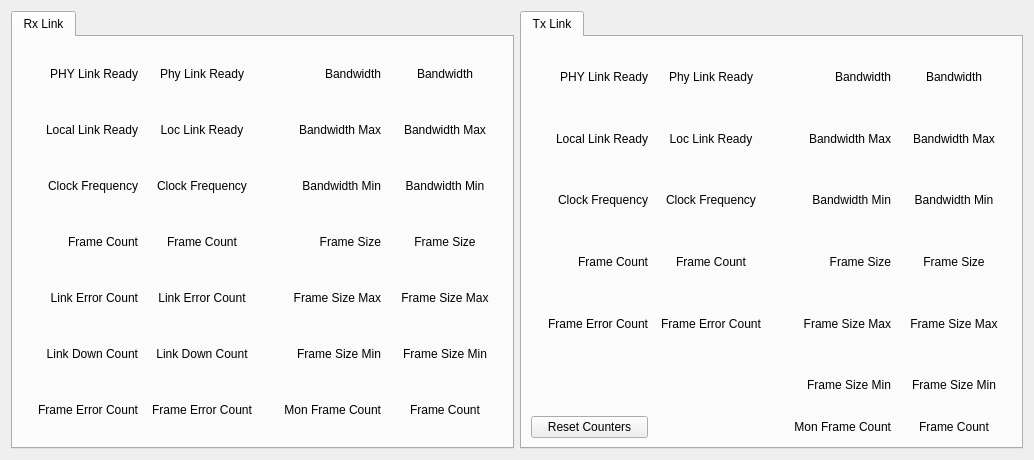
First picture: the form in mps_pgp_status.ui, repository ad-build-test/pydm-mps, before the edit.
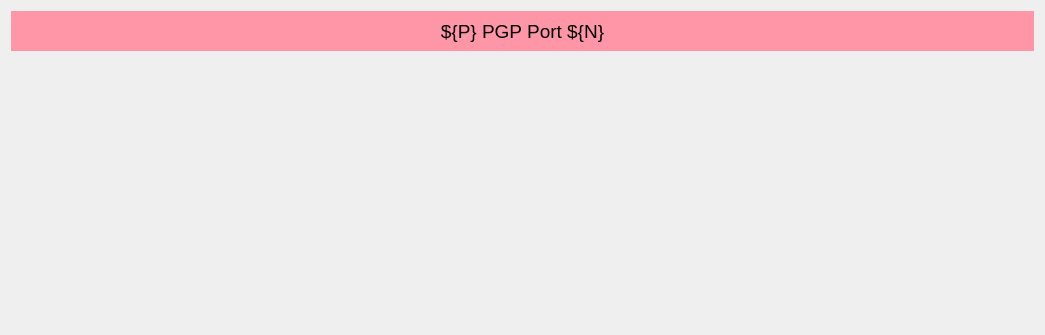
Second picture: the form after the edit. Custom widgets are drawn as their Qt base class.

Patch:
```diff
--- a/mps_pgp_status.ui
+++ b/mps_pgp_status.ui
@@ -6,983 +6,116 @@
    <rect>
     <x>0</x>
     <y>0</y>
-    <width>1034</width>
-    <height>460</height>
+    <width>1045</width>
+    <height>335</height>
    </rect>
   </property>
   <property name="windowTitle">
    <string>Form</string>
   </property>
-  <layout class="QHBoxLayout" name="horizontalLayout_2">
+  <layout class="QVBoxLayout" name="verticalLayout_2">
    <item>
-    <layout class="QHBoxLayout" name="horizontalLayout">
+    <layout class="QVBoxLayout" name="verticalLayout">
      <item>
-      <widget class="QTabWidget" name="tabWidget">
-       <property name="currentIndex">
-        <number>0</number>
+      <widget class="QLabel" name="label_3">
+       <property name="minimumSize">
+        <size>
+         <width>0</width>
+         <height>40</height>
+        </size>
        </property>
-       <widget class="QWidget" name="rx">
-        <attribute name="title">
-         <string>Rx Link</string>
-        </attribute>
-        <layout class="QGridLayout" name="gridLayout_2">
-         <item row="0" column="0">
-          <layout class="QGridLayout" name="gridLayout">
-           <property name="verticalSpacing">
-            <number>0</number>
-           </property>
-           <item row="2" column="1">
-            <widget class="PyDMLabel" name="PyDMLabel_3">
-             <property name="toolTip">
-              <string/>
-             </property>
-             <property name="styleSheet">
-              <string notr="true"/>
-             </property>
-             <property name="text">
-              <string>Clock Frequency</string>
-             </property>
-             <property name="alignment">
-              <set>Qt::AlignCenter</set>
-             </property>
-             <property name="showUnits" stdset="0">
-              <bool>true</bool>
-             </property>
-             <property name="alarmSensitiveContent" stdset="0">
-              <bool>true</bool>
-             </property>
-             <property name="channel" stdset="0">
-              <string>ca://${P}:PGP_RX_CLK_${N}</string>
-             </property>
-            </widget>
-           </item>
-           <item row="2" column="0">
-            <widget class="QLabel" name="label_5">
-             <property name="text">
-              <string>Clock Frequency</string>
-             </property>
-             <property name="alignment">
-              <set>Qt::AlignRight|Qt::AlignTrailing|Qt::AlignVCenter</set>
-             </property>
-            </widget>
-           </item>
-           <item row="1" column="1">
-            <widget class="PyDMLabel" name="PyDMLabel_2">
-             <property name="toolTip">
-              <string/>
-             </property>
-             <property name="styleSheet">
-              <string notr="true"/>
-             </property>
-             <property name="text">
-              <string>Loc Link Ready</string>
-             </property>
-             <property name="alignment">
-              <set>Qt::AlignCenter</set>
-             </property>
-             <property name="alarmSensitiveContent" stdset="0">
-              <bool>true</bool>
-             </property>
-             <property name="channel" stdset="0">
-              <string>ca://${P}:PGP_RX_LOC_RDY_${N}</string>
-             </property>
-            </widget>
-           </item>
-           <item row="4" column="1">
-            <widget class="PyDMLabel" name="PyDMLabel_5">
-             <property name="toolTip">
-              <string/>
-             </property>
-             <property name="styleSheet">
-              <string notr="true"/>
-             </property>
-             <property name="text">
-              <string>Link Error Count</string>
-             </property>
-             <property name="alignment">
-              <set>Qt::AlignCenter</set>
-             </property>
-             <property name="alarmSensitiveContent" stdset="0">
-              <bool>true</bool>
-             </property>
-             <property name="channel" stdset="0">
-              <string>ca://${P}:PGP_RX_LINK_ERR_CNT_${N}</string>
-             </property>
-            </widget>
-           </item>
-           <item row="4" column="0">
-            <widget class="QLabel" name="label_7">
-             <property name="text">
-              <string>Link Error Count</string>
-             </property>
-             <property name="alignment">
-              <set>Qt::AlignRight|Qt::AlignTrailing|Qt::AlignVCenter</set>
-             </property>
-            </widget>
-           </item>
-           <item row="1" column="2">
-            <widget class="QLabel" name="label_11">
-             <property name="text">
-              <string>Bandwidth Max</string>
-             </property>
-             <property name="alignment">
-              <set>Qt::AlignRight|Qt::AlignTrailing|Qt::AlignVCenter</set>
-             </property>
-            </widget>
-           </item>
-           <item row="3" column="1">
-            <widget class="PyDMLabel" name="PyDMLabel_4">
-             <property name="toolTip">
-              <string/>
-             </property>
-             <property name="styleSheet">
-              <string notr="true"/>
-             </property>
-             <property name="text">
-              <string>Frame Count</string>
-             </property>
-             <property name="alignment">
-              <set>Qt::AlignCenter</set>
-             </property>
-             <property name="alarmSensitiveContent" stdset="0">
-              <bool>true</bool>
-             </property>
-             <property name="channel" stdset="0">
-              <string>ca://${P}:PGP_RX_FRAME_CNT_${N}</string>
-             </property>
-            </widget>
-           </item>
-           <item row="2" column="2">
-            <widget class="QLabel" name="label_12">
-             <property name="text">
-              <string>Bandwidth Min</string>
-             </property>
-             <property name="alignment">
-              <set>Qt::AlignRight|Qt::AlignTrailing|Qt::AlignVCenter</set>
-             </property>
-            </widget>
-           </item>
-           <item row="1" column="0">
-            <widget class="QLabel" name="label_4">
-             <property name="text">
-              <string>Local Link Ready</string>
-             </property>
-             <property name="alignment">
-              <set>Qt::AlignRight|Qt::AlignTrailing|Qt::AlignVCenter</set>
-             </property>
-            </widget>
-           </item>
-           <item row="3" column="2">
-            <widget class="QLabel" name="label_13">
-             <property name="text">
-              <string>Frame Size</string>
-             </property>
-             <property name="alignment">
-              <set>Qt::AlignRight|Qt::AlignTrailing|Qt::AlignVCenter</set>
-             </property>
-            </widget>
-           </item>
-           <item row="6" column="1">
-            <widget class="PyDMLabel" name="PyDMLabel_7">
-             <property name="toolTip">
-              <string/>
-             </property>
-             <property name="styleSheet">
-              <string notr="true"/>
-             </property>
-             <property name="text">
-              <string>Frame Error Count</string>
-             </property>
-             <property name="alignment">
-              <set>Qt::AlignCenter</set>
-             </property>
-             <property name="alarmSensitiveContent" stdset="0">
-              <bool>true</bool>
-             </property>
-             <property name="channel" stdset="0">
-              <string>ca://${P}:PGP_RX_FRAME_ERR_CNT_${N}</string>
-             </property>
-            </widget>
-           </item>
-           <item row="6" column="0">
-            <widget class="QLabel" name="label_9">
-             <property name="text">
-              <string>Frame Error Count</string>
-             </property>
-             <property name="alignment">
-              <set>Qt::AlignRight|Qt::AlignTrailing|Qt::AlignVCenter</set>
-             </property>
-            </widget>
-           </item>
-           <item row="6" column="2">
-            <widget class="QLabel" name="label_16">
-             <property name="text">
-              <string>Mon Frame Count</string>
-             </property>
-             <property name="alignment">
-              <set>Qt::AlignRight|Qt::AlignTrailing|Qt::AlignVCenter</set>
-             </property>
-            </widget>
-           </item>
-           <item row="5" column="0">
-            <widget class="QLabel" name="label_8">
-             <property name="text">
-              <string>Link Down Count</string>
-             </property>
-             <property name="alignment">
-              <set>Qt::AlignRight|Qt::AlignTrailing|Qt::AlignVCenter</set>
-             </property>
-            </widget>
-           </item>
-           <item row="5" column="2">
-            <widget class="QLabel" name="label_15">
-             <property name="text">
-              <string>Frame Size Min</string>
-             </property>
-             <property name="alignment">
-              <set>Qt::AlignRight|Qt::AlignTrailing|Qt::AlignVCenter</set>
-             </property>
-            </widget>
-           </item>
-           <item row="0" column="0">
-            <widget class="QLabel" name="label_3">
-             <property name="text">
-              <string>PHY Link Ready</string>
-             </property>
-             <property name="alignment">
-              <set>Qt::AlignRight|Qt::AlignTrailing|Qt::AlignVCenter</set>
-             </property>
-            </widget>
-           </item>
-           <item row="0" column="1">
-            <widget class="PyDMLabel" name="PyDMLabel">
-             <property name="toolTip">
-              <string/>
-             </property>
-             <property name="styleSheet">
-              <string notr="true"/>
-             </property>
-             <property name="text">
-              <string>Phy Link Ready</string>
-             </property>
-             <property name="alignment">
-              <set>Qt::AlignCenter</set>
-             </property>
-             <property name="alarmSensitiveContent" stdset="0">
-              <bool>true</bool>
-             </property>
-             <property name="channel" stdset="0">
-              <string>ca://${P}:PGP_RX_PHY_RDY_${N}</string>
-             </property>
-            </widget>
-           </item>
-           <item row="5" column="1">
-            <widget class="PyDMLabel" name="PyDMLabel_6">
-             <property name="toolTip">
-              <string/>
-             </property>
-             <property name="styleSheet">
-              <string notr="true"/>
-             </property>
-             <property name="text">
-              <string>Link Down Count</string>
-             </property>
-             <property name="alignment">
-              <set>Qt::AlignCenter</set>
-             </property>
-             <property name="alarmSensitiveContent" stdset="0">
-              <bool>true</bool>
-             </property>
-             <property name="channel" stdset="0">
-              <string>ca://${P}:PGP_RX_LINK_DOWN_CNT_${N}</string>
-             </property>
-            </widget>
-           </item>
-           <item row="0" column="2">
-            <widget class="QLabel" name="label_10">
-             <property name="text">
-              <string>Bandwidth</string>
-             </property>
-             <property name="alignment">
-              <set>Qt::AlignRight|Qt::AlignTrailing|Qt::AlignVCenter</set>
-             </property>
-            </widget>
-           </item>
-           <item row="4" column="2">
-            <widget class="QLabel" name="label_14">
-             <property name="text">
-              <string>Frame Size Max</string>
-             </property>
-             <property name="alignment">
-              <set>Qt::AlignRight|Qt::AlignTrailing|Qt::AlignVCenter</set>
-             </property>
-            </widget>
-           </item>
-           <item row="3" column="0">
-            <widget class="QLabel" name="label_6">
-             <property name="text">
-              <string>Frame Count</string>
-             </property>
-             <property name="alignment">
-              <set>Qt::AlignRight|Qt::AlignTrailing|Qt::AlignVCenter</set>
-             </property>
-            </widget>
-           </item>
-           <item row="0" column="3">
-            <widget class="PyDMLabel" name="PyDMLabel_8">
-             <property name="toolTip">
-              <string/>
-             </property>
-             <property name="styleSheet">
-              <string notr="true"/>
-             </property>
-             <property name="text">
-              <string>Bandwidth</string>
-             </property>
-             <property name="alignment">
-              <set>Qt::AlignCenter</set>
-             </property>
-             <property name="showUnits" stdset="0">
-              <bool>true</bool>
-             </property>
-             <property name="alarmSensitiveContent" stdset="0">
-              <bool>true</bool>
-             </property>
-             <property name="channel" stdset="0">
-              <string>ca://${P}:PGP_RX_MON_BANDWIDTH_${N}</string>
-             </property>
-            </widget>
-           </item>
-           <item row="1" column="3">
-            <widget class="PyDMLabel" name="PyDMLabel_9">
-             <property name="toolTip">
-              <string/>
-             </property>
-             <property name="styleSheet">
-              <string notr="true"/>
-             </property>
-             <property name="text">
-              <string>Bandwidth Max</string>
-             </property>
-             <property name="alignment">
-              <set>Qt::AlignCenter</set>
-             </property>
-             <property name="showUnits" stdset="0">
-              <bool>true</bool>
-             </property>
-             <property name="alarmSensitiveContent" stdset="0">
-              <bool>true</bool>
-             </property>
-             <property name="channel" stdset="0">
-              <string>ca://${P}:PGP_RX_MON_BANDWIDTH_MAX_${N}</string>
-             </property>
-            </widget>
-           </item>
-           <item row="2" column="3">
-            <widget class="PyDMLabel" name="PyDMLabel_10">
-             <property name="toolTip">
-              <string/>
-             </property>
-             <property name="styleSheet">
-              <string notr="true"/>
-             </property>
-             <property name="text">
-              <string>Bandwidth Min</string>
-             </property>
-             <property name="alignment">
-              <set>Qt::AlignCenter</set>
-             </property>
-             <property name="showUnits" stdset="0">
-              <bool>true</bool>
-             </property>
-             <property name="alarmSensitiveContent" stdset="0">
-              <bool>true</bool>
-             </property>
-             <property name="channel" stdset="0">
-              <string>ca://${P}:PGP_RX_MON_BANDWIDTH_MIN_${N}</string>
-             </property>
-            </widget>
-           </item>
-           <item row="3" column="3">
-            <widget class="PyDMLabel" name="PyDMLabel_11">
-             <property name="toolTip">
-              <string/>
-             </property>
-             <property name="styleSheet">
-              <string notr="true"/>
-             </property>
-             <property name="text">
-              <string>Frame Size</string>
-             </property>
-             <property name="alignment">
-              <set>Qt::AlignCenter</set>
-             </property>
-             <property name="showUnits" stdset="0">
-              <bool>true</bool>
-             </property>
-             <property name="alarmSensitiveContent" stdset="0">
-              <bool>true</bool>
-             </property>
-             <property name="channel" stdset="0">
-              <string>ca://${P}:PGP_RX_MON_FRAME_SIZE_${N}</string>
-             </property>
-            </widget>
-           </item>
-           <item row="4" column="3">
-            <widget class="PyDMLabel" name="PyDMLabel_12">
-             <property name="toolTip">
-              <string/>
-             </property>
-             <property name="styleSheet">
-              <string notr="true"/>
-             </property>
-             <property name="text">
-              <string>Frame Size Max</string>
-             </property>
-             <property name="alignment">
-              <set>Qt::AlignCenter</set>
-             </property>
-             <property name="showUnits" stdset="0">
-              <bool>true</bool>
-             </property>
-             <property name="alarmSensitiveContent" stdset="0">
-              <bool>true</bool>
-             </property>
-             <property name="channel" stdset="0">
-              <string>ca://${P}:PGP_RX_MON_FRAME_SIZE_MAX_${N}</string>
-             </property>
-            </widget>
-           </item>
-           <item row="5" column="3">
-            <widget class="PyDMLabel" name="PyDMLabel_13">
-             <property name="toolTip">
-              <string/>
-             </property>
-             <property name="styleSheet">
-              <string notr="true"/>
-             </property>
-             <property name="text">
-              <string>Frame Size Min</string>
-             </property>
-             <property name="alignment">
-              <set>Qt::AlignCenter</set>
-             </property>
-             <property name="showUnits" stdset="0">
-              <bool>true</bool>
-             </property>
-             <property name="alarmSensitiveContent" stdset="0">
-              <bool>true</bool>
-             </property>
-             <property name="channel" stdset="0">
-              <string>ca://${P}:PGP_RX_MON_FRAME_SIZE_MIN_${N}</string>
-             </property>
-            </widget>
-           </item>
-           <item row="6" column="3">
-            <widget class="PyDMLabel" name="PyDMLabel_14">
-             <property name="toolTip">
-              <string/>
-             </property>
-             <property name="styleSheet">
-              <string notr="true"/>
-             </property>
-             <property name="text">
-              <string>Frame Count</string>
-             </property>
-             <property name="alignment">
-              <set>Qt::AlignCenter</set>
-             </property>
-             <property name="showUnits" stdset="0">
-              <bool>false</bool>
-             </property>
-             <property name="alarmSensitiveContent" stdset="0">
-              <bool>true</bool>
-             </property>
-             <property name="channel" stdset="0">
-              <string>ca://${P}:PGP_RX_MON_FRAME_CNT_${N}</string>
-             </property>
-            </widget>
-           </item>
-          </layout>
-         </item>
-        </layout>
-       </widget>
+       <property name="maximumSize">
+        <size>
+         <width>16777215</width>
+         <height>40</height>
+        </size>
+       </property>
+       <property name="font">
+        <font>
+         <pointsize>14</pointsize>
+        </font>
+       </property>
+       <property name="styleSheet">
+        <string notr="true">background-color: rgb(255, 150, 168);</string>
+       </property>
+       <property name="text">
+        <string>${P} PGP Port ${N}</string>
+       </property>
+       <property name="alignment">
+        <set>Qt::AlignCenter</set>
+       </property>
       </widget>
      </item>
      <item>
-      <widget class="QTabWidget" name="tabWidget_2">
-       <property name="currentIndex">
+      <widget class="PyDMEmbeddedDisplay" name="PyDMEmbeddedDisplay">
+       <property name="toolTip">
+        <string/>
+       </property>
+       <property name="frameShape">
+        <enum>QFrame::NoFrame</enum>
+       </property>
+       <property name="filename" stdset="0">
+        <string>$PYDM/mps/mps_pgp_status_embed.ui</string>
+       </property>
+      </widget>
+     </item>
+     <item>
+      <spacer name="verticalSpacer">
+       <property name="orientation">
+        <enum>Qt::Vertical</enum>
+       </property>
+       <property name="sizeHint" stdset="0">
+        <size>
+         <width>20</width>
+         <height>40</height>
+        </size>
+       </property>
+      </spacer>
+     </item>
+     <item>
+      <layout class="QHBoxLayout" name="horizontalLayout_139">
+       <property name="spacing">
         <number>0</number>
        </property>
-       <widget class="QWidget" name="tx">
-        <attribute name="title">
-         <string>Tx Link</string>
-        </attribute>
-        <layout class="QGridLayout" name="gridLayout_4">
-         <property name="horizontalSpacing">
-          <number>5</number>
+       <item>
+        <widget class="PyDMDrawingImage" name="PyDMDrawingImage_4">
+         <property name="minimumSize">
+          <size>
+           <width>250</width>
+           <height>50</height>
+          </size>
          </property>
-         <property name="verticalSpacing">
-          <number>0</number>
+         <property name="maximumSize">
+          <size>
+           <width>250</width>
+           <height>50</height>
+          </size>
          </property>
-         <item row="0" column="0">
-          <layout class="QGridLayout" name="gridLayout_3">
-           <property name="horizontalSpacing">
-            <number>5</number>
-           </property>
-           <property name="verticalSpacing">
-            <number>0</number>
-           </property>
-           <item row="3" column="1">
-            <widget class="PyDMLabel" name="PyDMLabel_18">
-             <property name="toolTip">
-              <string/>
-             </property>
-             <property name="styleSheet">
-              <string notr="true"/>
-             </property>
-             <property name="text">
-              <string>Frame Count</string>
-             </property>
-             <property name="alignment">
-              <set>Qt::AlignCenter</set>
-             </property>
-             <property name="alarmSensitiveContent" stdset="0">
-              <bool>true</bool>
-             </property>
-             <property name="channel" stdset="0">
-              <string>ca://${P}:PGP_TX_FRAME_CNT_${N}</string>
-             </property>
-            </widget>
-           </item>
-           <item row="1" column="0">
-            <widget class="QLabel" name="label_18">
-             <property name="text">
-              <string>Local Link Ready</string>
-             </property>
-             <property name="alignment">
-              <set>Qt::AlignRight|Qt::AlignTrailing|Qt::AlignVCenter</set>
-             </property>
-            </widget>
-           </item>
-           <item row="4" column="1">
-            <widget class="PyDMLabel" name="PyDMLabel_21">
-             <property name="toolTip">
-              <string/>
-             </property>
-             <property name="styleSheet">
-              <string notr="true"/>
-             </property>
-             <property name="text">
-              <string>Frame Error Count</string>
-             </property>
-             <property name="alignment">
-              <set>Qt::AlignCenter</set>
-             </property>
-             <property name="alarmSensitiveContent" stdset="0">
-              <bool>true</bool>
-             </property>
-             <property name="channel" stdset="0">
-              <string>ca://${P}:PGP_TX_FRAME_ERR_CNT_${N}</string>
-             </property>
-            </widget>
-           </item>
-           <item row="3" column="0">
-            <widget class="QLabel" name="label_20">
-             <property name="text">
-              <string>Frame Count</string>
-             </property>
-             <property name="alignment">
-              <set>Qt::AlignRight|Qt::AlignTrailing|Qt::AlignVCenter</set>
-             </property>
-            </widget>
-           </item>
-           <item row="0" column="1">
-            <widget class="PyDMLabel" name="PyDMLabel_15">
-             <property name="toolTip">
-              <string/>
-             </property>
-             <property name="styleSheet">
-              <string notr="true"/>
-             </property>
-             <property name="text">
-              <string>Phy Link Ready</string>
-             </property>
-             <property name="alignment">
-              <set>Qt::AlignCenter</set>
-             </property>
-             <property name="alarmSensitiveContent" stdset="0">
-              <bool>true</bool>
-             </property>
-             <property name="channel" stdset="0">
-              <string>ca://${P}:PGP_TX_PHY_RDY_${N}</string>
-             </property>
-            </widget>
-           </item>
-           <item row="0" column="0">
-            <widget class="QLabel" name="label_17">
-             <property name="text">
-              <string>PHY Link Ready</string>
-             </property>
-             <property name="alignment">
-              <set>Qt::AlignRight|Qt::AlignTrailing|Qt::AlignVCenter</set>
-             </property>
-            </widget>
-           </item>
-           <item row="4" column="0">
-            <widget class="QLabel" name="label_23">
-             <property name="text">
-              <string>Frame Error Count</string>
-             </property>
-             <property name="alignment">
-              <set>Qt::AlignRight|Qt::AlignTrailing|Qt::AlignVCenter</set>
-             </property>
-            </widget>
-           </item>
-           <item row="1" column="1">
-            <widget class="PyDMLabel" name="PyDMLabel_16">
-             <property name="toolTip">
-              <string/>
-             </property>
-             <property name="styleSheet">
-              <string notr="true"/>
-             </property>
-             <property name="text">
-              <string>Loc Link Ready</string>
-             </property>
-             <property name="alignment">
-              <set>Qt::AlignCenter</set>
-             </property>
-             <property name="alarmSensitiveContent" stdset="0">
-              <bool>true</bool>
-             </property>
-             <property name="channel" stdset="0">
-              <string>ca://${P}:PGP_TX_LINK_RDY_${N}</string>
-             </property>
-            </widget>
-           </item>
-           <item row="0" column="2">
-            <widget class="QLabel" name="label_24">
-             <property name="text">
-              <string>Bandwidth</string>
-             </property>
-             <property name="alignment">
-              <set>Qt::AlignRight|Qt::AlignTrailing|Qt::AlignVCenter</set>
-             </property>
-            </widget>
-           </item>
-           <item row="2" column="0">
-            <widget class="QLabel" name="label_19">
-             <property name="text">
-              <string>Clock Frequency</string>
-             </property>
-             <property name="alignment">
-              <set>Qt::AlignRight|Qt::AlignTrailing|Qt::AlignVCenter</set>
-             </property>
-            </widget>
-           </item>
-           <item row="1" column="2">
-            <widget class="QLabel" name="label_25">
-             <property name="text">
-              <string>Bandwidth Max</string>
-             </property>
-             <property name="alignment">
-              <set>Qt::AlignRight|Qt::AlignTrailing|Qt::AlignVCenter</set>
-             </property>
-            </widget>
-           </item>
-           <item row="2" column="1">
-            <widget class="PyDMLabel" name="PyDMLabel_17">
-             <property name="toolTip">
-              <string/>
-             </property>
-             <property name="styleSheet">
-              <string notr="true"/>
-             </property>
-             <property name="text">
-              <string>Clock Frequency</string>
-             </property>
-             <property name="alignment">
-              <set>Qt::AlignCenter</set>
-             </property>
-             <property name="showUnits" stdset="0">
-              <bool>true</bool>
-             </property>
-             <property name="alarmSensitiveContent" stdset="0">
-              <bool>true</bool>
-             </property>
-             <property name="channel" stdset="0">
-              <string>ca://${P}:PGP_TX_CLK_${N}</string>
-             </property>
-            </widget>
-           </item>
-           <item row="6" column="2">
-            <widget class="QLabel" name="label_30">
-             <property name="text">
-              <string>Mon Frame Count</string>
-             </property>
-             <property name="alignment">
-              <set>Qt::AlignRight|Qt::AlignTrailing|Qt::AlignVCenter</set>
-             </property>
-            </widget>
-           </item>
-           <item row="5" column="2">
-            <widget class="QLabel" name="label_29">
-             <property name="text">
-              <string>Frame Size Min</string>
-             </property>
-             <property name="alignment">
-              <set>Qt::AlignRight|Qt::AlignTrailing|Qt::AlignVCenter</set>
-             </property>
-            </widget>
-           </item>
-           <item row="2" column="2">
-            <widget class="QLabel" name="label_26">
-             <property name="text">
-              <string>Bandwidth Min</string>
-             </property>
-             <property name="alignment">
-              <set>Qt::AlignRight|Qt::AlignTrailing|Qt::AlignVCenter</set>
-             </property>
-            </widget>
-           </item>
-           <item row="3" column="2">
-            <widget class="QLabel" name="label_27">
-             <property name="text">
-              <string>Frame Size</string>
-             </property>
-             <property name="alignment">
-              <set>Qt::AlignRight|Qt::AlignTrailing|Qt::AlignVCenter</set>
-             </property>
-            </widget>
-           </item>
-           <item row="4" column="2">
-            <widget class="QLabel" name="label_28">
-             <property name="text">
-              <string>Frame Size Max</string>
-             </property>
-             <property name="alignment">
-              <set>Qt::AlignRight|Qt::AlignTrailing|Qt::AlignVCenter</set>
-             </property>
-            </widget>
-           </item>
-           <item row="0" column="3">
-            <widget class="PyDMLabel" name="PyDMLabel_22">
-             <property name="toolTip">
-              <string/>
-             </property>
-             <property name="styleSheet">
-              <string notr="true"/>
-             </property>
-             <property name="text">
-              <string>Bandwidth</string>
-             </property>
-             <property name="alignment">
-              <set>Qt::AlignCenter</set>
-             </property>
-             <property name="showUnits" stdset="0">
-              <bool>true</bool>
-             </property>
-             <property name="alarmSensitiveContent" stdset="0">
-              <bool>true</bool>
-             </property>
-             <property name="channel" stdset="0">
-              <string>ca://${P}:PGP_TX_MON_BANDWIDTH_${N}</string>
-             </property>
-            </widget>
-           </item>
-           <item row="1" column="3">
-            <widget class="PyDMLabel" name="PyDMLabel_23">
-             <property name="toolTip">
-              <string/>
-             </property>
-             <property name="styleSheet">
-              <string notr="true"/>
-             </property>
-             <property name="text">
-              <string>Bandwidth Max</string>
-             </property>
-             <property name="alignment">
-              <set>Qt::AlignCenter</set>
-             </property>
-             <property name="showUnits" stdset="0">
-              <bool>true</bool>
-             </property>
-             <property name="alarmSensitiveContent" stdset="0">
-              <bool>true</bool>
-             </property>
-             <property name="channel" stdset="0">
-              <string>ca://${P}:PGP_TX_MON_BANDWIDTH_MAX_${N}</string>
-             </property>
-            </widget>
-           </item>
-           <item row="2" column="3">
-            <widget class="PyDMLabel" name="PyDMLabel_24">
-             <property name="toolTip">
-              <string/>
-             </property>
-             <property name="styleSheet">
-              <string notr="true"/>
-             </property>
-             <property name="text">
-              <string>Bandwidth Min</string>
-             </property>
-             <property name="alignment">
-              <set>Qt::AlignCenter</set>
-             </property>
-             <property name="showUnits" stdset="0">
-              <bool>true</bool>
-             </property>
-             <property name="alarmSensitiveContent" stdset="0">
-              <bool>true</bool>
-             </property>
-             <property name="channel" stdset="0">
-              <string>ca://${P}:PGP_TX_MON_BANDWIDTH_MIN_${N}</string>
-             </property>
-            </widget>
-           </item>
-           <item row="3" column="3">
-            <widget class="PyDMLabel" name="PyDMLabel_25">
-             <property name="toolTip">
-              <string/>
-             </property>
-             <property name="styleSheet">
-              <string notr="true"/>
-             </property>
-             <property name="text">
-              <string>Frame Size</string>
-             </property>
-             <property name="alignment">
-              <set>Qt::AlignCenter</set>
-             </property>
-             <property name="showUnits" stdset="0">
-              <bool>true</bool>
-             </property>
-             <property name="alarmSensitiveContent" stdset="0">
-              <bool>true</bool>
-             </property>
-             <property name="channel" stdset="0">
-              <string>ca://${P}:PGP_TX_MON_FRAME_SIZE_${N}</string>
-             </property>
-            </widget>
-           </item>
-           <item row="4" column="3">
-            <widget class="PyDMLabel" name="PyDMLabel_26">
-             <property name="toolTip">
-              <string/>
-             </property>
-             <property name="styleSheet">
-              <string notr="true"/>
-             </property>
-             <property name="text">
-              <string>Frame Size Max</string>
-             </property>
-             <property name="alignment">
-              <set>Qt::AlignCenter</set>
-             </property>
-             <property name="showUnits" stdset="0">
-              <bool>true</bool>
-             </property>
-             <property name="alarmSensitiveContent" stdset="0">
-              <bool>true</bool>
-             </property>
-             <property name="channel" stdset="0">
-              <string>ca://${P}:PGP_TX_MON_FRAME_SIZE_MAX_${N}</string>
-             </property>
-            </widget>
-           </item>
-           <item row="5" column="3">
-            <widget class="PyDMLabel" name="PyDMLabel_27">
-             <property name="toolTip">
-              <string/>
-             </property>
-             <property name="styleSheet">
-              <string notr="true"/>
-             </property>
-             <property name="text">
-              <string>Frame Size Min</string>
-             </property>
-             <property name="alignment">
-              <set>Qt::AlignCenter</set>
-             </property>
-             <property name="showUnits" stdset="0">
-              <bool>true</bool>
-             </property>
-             <property name="alarmSensitiveContent" stdset="0">
-              <bool>true</bool>
-             </property>
-             <property name="channel" stdset="0">
-              <string>ca://${P}:PGP_TX_MON_FRAME_SIZE_MIN_${N}</string>
-             </property>
-            </widget>
-           </item>
-           <item row="6" column="3">
-            <widget class="PyDMLabel" name="PyDMLabel_28">
-             <property name="toolTip">
-              <string/>
-             </property>
-             <property name="styleSheet">
-              <string notr="true"/>
-             </property>
-             <property name="text">
-              <string>Frame Count</string>
-             </property>
-             <property name="alignment">
-              <set>Qt::AlignCenter</set>
-             </property>
-             <property name="rules" stdset="0">
-              <string>[{&quot;name&quot;: &quot;New Rule&quot;, &quot;property&quot;: &quot;Text&quot;, &quot;initial_value&quot;: &quot;&quot;, &quot;expression&quot;: &quot;'0x{:X}'.format(ch[0] if ch[0]&gt;=0 else ch[0]+2**32)&quot;, &quot;channels&quot;: [{&quot;channel&quot;: &quot;ca://${P}:PGP_TX_MON_FRAME_CNT_${N}&quot;, &quot;trigger&quot;: true, &quot;use_enum&quot;: true}]}]</string>
-             </property>
-             <property name="precision" stdset="0">
-              <number>0</number>
-             </property>
-             <property name="showUnits" stdset="0">
-              <bool>false</bool>
-             </property>
-             <property name="precisionFromPV" stdset="0">
-              <bool>true</bool>
-             </property>
-             <property name="alarmSensitiveContent" stdset="0">
-              <bool>true</bool>
-             </property>
-             <property name="alarmSensitiveBorder" stdset="0">
-              <bool>true</bool>
-             </property>
-             <property name="PyDMToolTip" stdset="0">
-              <string/>
-             </property>
-             <property name="channel" stdset="0">
-              <string/>
-             </property>
-             <property name="displayFormat" stdset="0">
-              <enum>PyDMLabel::String</enum>
-             </property>
-            </widget>
-           </item>
-           <item row="6" column="0">
-            <widget class="PyDMPushButton" name="PyDMPushButton">
-             <property name="toolTip">
-              <string/>
-             </property>
-             <property name="text">
-              <string>Reset Counters</string>
-             </property>
-             <property name="channel" stdset="0">
-              <string>ca://${P}:PGP_CNTRST_${N}</string>
-             </property>
-             <property name="pressValue" stdset="0">
-              <string>1</string>
-             </property>
-             <property name="releaseValue" stdset="0">
-              <string>0</string>
-             </property>
-            </widget>
-           </item>
-          </layout>
-         </item>
-        </layout>
-       </widget>
-      </widget>
+         <property name="toolTip">
+          <string/>
+         </property>
+         <property name="styleSheet">
+          <string notr="true"/>
+         </property>
+         <property name="filename" stdset="0">
+          <string>lcls_mps_lockup_sidebyside_digital.png</string>
+         </property>
+        </widget>
+       </item>
+       <item>
+        <spacer name="horizontalSpacer_69">
+         <property name="orientation">
+          <enum>Qt::Horizontal</enum>
+         </property>
+         <property name="sizeHint" stdset="0">
+          <size>
+           <width>40</width>
+           <height>20</height>
+          </size>
+         </property>
+        </spacer>
+       </item>
+      </layout>
      </item>
     </layout>
    </item>
@@ -990,14 +123,14 @@
  </widget>
  <customwidgets>
   <customwidget>
-   <class>PyDMLabel</class>
-   <extends>QLabel</extends>
-   <header>pydm.widgets.label</header>
+   <class>PyDMDrawingImage</class>
+   <extends>QWidget</extends>
+   <header>pydm.widgets.drawing</header>
   </customwidget>
   <customwidget>
-   <class>PyDMPushButton</class>
-   <extends>QPushButton</extends>
-   <header>pydm.widgets.pushbutton</header>
+   <class>PyDMEmbeddedDisplay</class>
+   <extends>QFrame</extends>
+   <header>pydm.widgets.embedded_display</header>
   </customwidget>
  </customwidgets>
  <resources/>
```
Left out of the diff: 2 changed lines with no effect on the pictures.
